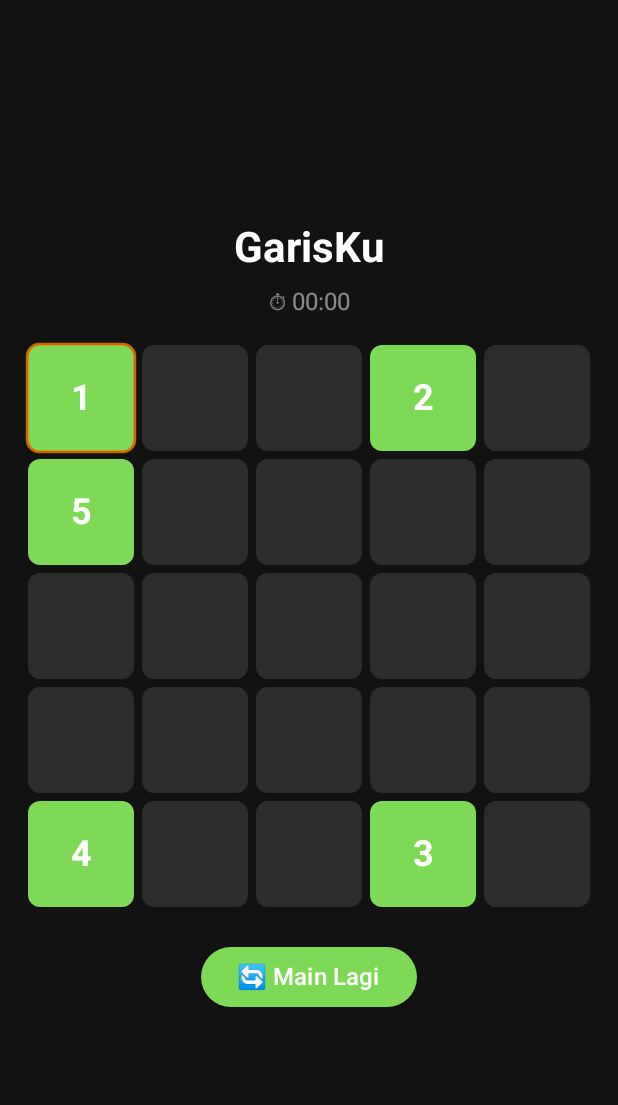
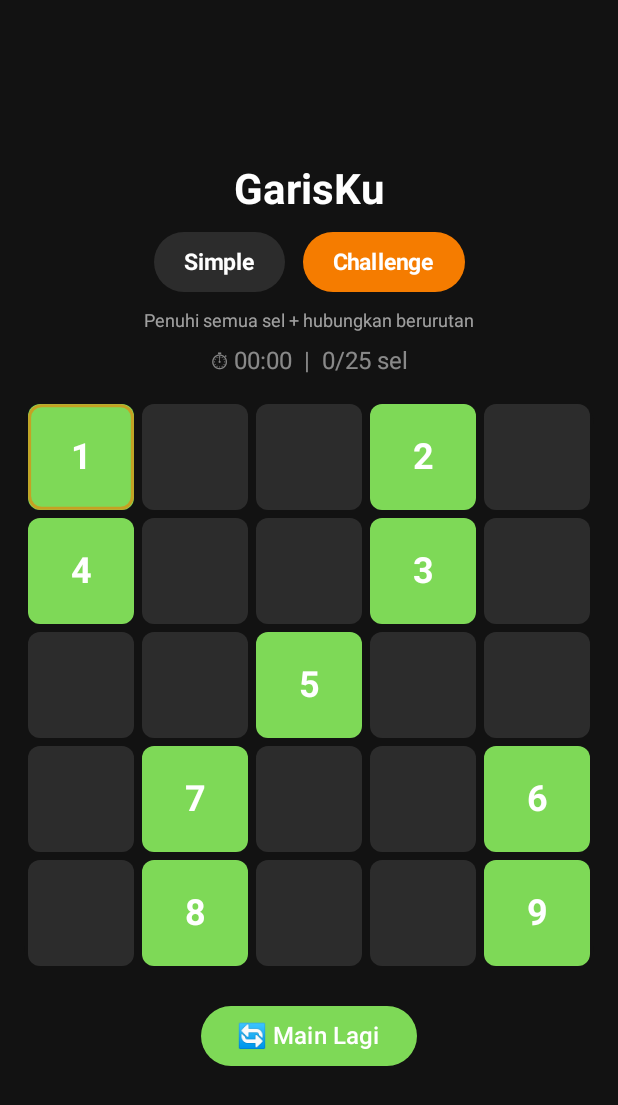
Before and after one commit to isyarharun/GarisKu, an Android app built with Jetpack Compose: the screen it shows after launch (MainActivity), after a tap on "🔄 Main Lagi", on a phone screen of 412 x 824 dp. Shown: the top 1105 px of the screen. Run offline under Robolectric (Android 15) with nearby library versions, the light colour scheme and no system bars; 2 other taps on this screen came first.

Commit message:
feat: add Simple and Challenge game modes
- Simple mode: connect numbers 1-5 in order to win
- Challenge mode: fill all 25 cells AND connect numbers 1-9 in order
- Mode selector buttons (Simple/Challenge) at top
- Challenge shows cell progress counter (path/total)

```diff
--- a/app/src/main/java/com/isyarharun/garisku/GameScreen.kt
+++ b/app/src/main/java/com/isyarharun/garisku/GameScreen.kt
@@ -44,6 +44,19 @@ private val TestNumberPositions = mapOf(
     5 to Position(1, 0),
 )
 
+/** Challenge level: serpentine path covering all 25 cells, numbers spread along it. */
+private val ChallengeNumberPositions = mapOf(
+    1 to Position(0, 0),
+    2 to Position(0, 3),
+    3 to Position(1, 3),
+    4 to Position(1, 0),
+    5 to Position(2, 2),
+    6 to Position(3, 4),
+    7 to Position(3, 1),
+    8 to Position(4, 1),
+    9 to Position(4, 4),
+)
+
 private fun formatTime(seconds: Int): String {
     val m = seconds / 60
     val s = seconds % 60
@@ -52,12 +65,24 @@ private fun formatTime(seconds: Int): String {
 
 @Composable
 fun GarisKuGame(modifier: Modifier = Modifier) {
-    val gameState = remember {
-        GameState(
-            rows = 5, cols = 5,
-            numberPositions = TestNumberPositions,
-            totalNumbers = 5
-        )
+    var mode by remember { mutableStateOf(GameMode.SIMPLE) }
+
+    // (Re)create the game state when mode changes.
+    val gameState = remember(mode) {
+        when (mode) {
+            GameMode.SIMPLE -> GameState(
+                rows = 5, cols = 5,
+                numberPositions = TestNumberPositions,
+                totalNumbers = 5,
+                mode = mode
+            )
+            GameMode.CHALLENGE -> GameState(
+                rows = 5, cols = 5,
+                numberPositions = ChallengeNumberPositions,
+                totalNumbers = 9,
+                mode = mode
+            )
+        }
     }
 
     // Error auto-clear
@@ -90,12 +115,32 @@ fun GarisKuGame(modifier: Modifier = Modifier) {
 
         Spacer(modifier = Modifier.height(8.dp))
 
+        // ── Mode selector ────────────────────────────────
+        Row(horizontalArrangement = Arrangement.spacedBy(12.dp)) {
+            ModeButton("Simple", mode == GameMode.SIMPLE) { mode = GameMode.SIMPLE }
+            ModeButton("Challenge", mode == GameMode.CHALLENGE) { mode = GameMode.CHALLENGE }
+        }
+
+        Spacer(modifier = Modifier.height(8.dp))
+
+        // ── Hint ─────────────────────────────────────────
+        Text(
+            text = if (mode == GameMode.CHALLENGE)
+                "Penuhi semua sel + hubungkan berurutan"
+            else "Hubungkan nomor berurutan",
+            color = Color.White.copy(alpha = 0.6f), fontSize = 12.sp
+        )
+
+        Spacer(modifier = Modifier.height(8.dp))
+
         // ── Timer ────────────────────────────────────────
         if (gameState.isComplete) {
             Text("✨ Selesai! ✨", color = TargetRing, fontSize = 22.sp, fontWeight = FontWeight.Bold)
             Spacer(modifier = Modifier.height(4.dp))
         }
-        Text("⏱ ${formatTime(gameState.elapsedSeconds)}",
+        Text("⏱ ${formatTime(gameState.elapsedSeconds)}${
+            if (mode == GameMode.CHALLENGE) "  |  ${gameState.path.size}/${gameState.totalCells} sel" else ""
+        }",
             color = Color.White.copy(alpha = if (gameState.timerStarted) 1f else 0.5f),
             fontSize = if (gameState.isComplete) 24.sp else 16.sp)
 
@@ -112,6 +157,20 @@ fun GarisKuGame(modifier: Modifier = Modifier) {
             onClick = { gameState.reset() },
             colors = ButtonDefaults.buttonColors(containerColor = CellNumbered)
         ) { Text("🔄 Main Lagi", color = Color.White, fontSize = 16.sp) }
+    }
+}
+
+@Composable
+private fun ModeButton(label: String, selected: Boolean, onClick: () -> Unit) {
+    Button(
+        onClick = onClick,
+        colors = ButtonDefaults.buttonColors(
+            containerColor = if (selected) TargetRing else CellEmpty,
+            contentColor = Color.White
+        ),
+        contentPadding = PaddingValues(horizontal = 20.dp, vertical = 8.dp)
+    ) {
+        Text(label, fontSize = 15.sp, fontWeight = FontWeight.Bold)
     }
 }
 
--- a/app/src/main/java/com/isyarharun/garisku/GameState.kt
+++ b/app/src/main/java/com/isyarharun/garisku/GameState.kt
@@ -4,6 +4,9 @@ import androidx.compose.runtime.getValue
 import androidx.compose.runtime.mutableStateOf
 import androidx.compose.runtime.setValue
 import kotlin.math.abs
+
+/** Game mode. */
+enum class GameMode { SIMPLE, CHALLENGE }
 
 data class Position(val row: Int, val col: Int) {
     fun isAdjacentTo(other: Position): Boolean {
@@ -20,12 +23,17 @@ data class Cell(
 
 /**
  * Game state with full trail dragging, undo, and a simple timer.
+ *
+ * Modes:
+ * - SIMPLE: win when all numbers connected in order.
+ * - CHALLENGE: win when all numbers connected in order AND every cell is filled.
  */
 class GameState(
     val rows: Int,
     val cols: Int,
     val numberPositions: Map<Int, Position>,
-    val totalNumbers: Int
+    val totalNumbers: Int,
+    val mode: GameMode = GameMode.SIMPLE
 ) {
     var grid by mutableStateOf(createEmptyGrid())
         private set
@@ -49,6 +57,9 @@ class GameState(
     val connectedNumbers: Int get() = path.count { grid[it.row][it.col].number != null }
 
     val nextNumber: Int get() = connectedNumbers + 1
+
+    /** How many total cells must be filled to win in challenge mode. */
+    val totalCells: Int get() = rows * cols
 
     fun isNumbered(pos: Position): Boolean = grid[pos.row][pos.col].number != null
 
@@ -131,7 +142,14 @@ class GameState(
     }
 
     private fun checkCompletion() {
-        if (connectedNumbers == totalNumbers) {
+        if (connectedNumbers != totalNumbers) return
+
+        if (mode == GameMode.CHALLENGE) {
+            // Challenge: also require every cell filled.
+            if (path.size == totalCells) {
+                isComplete = true
+            }
+        } else {
             isComplete = true
         }
     }
```
